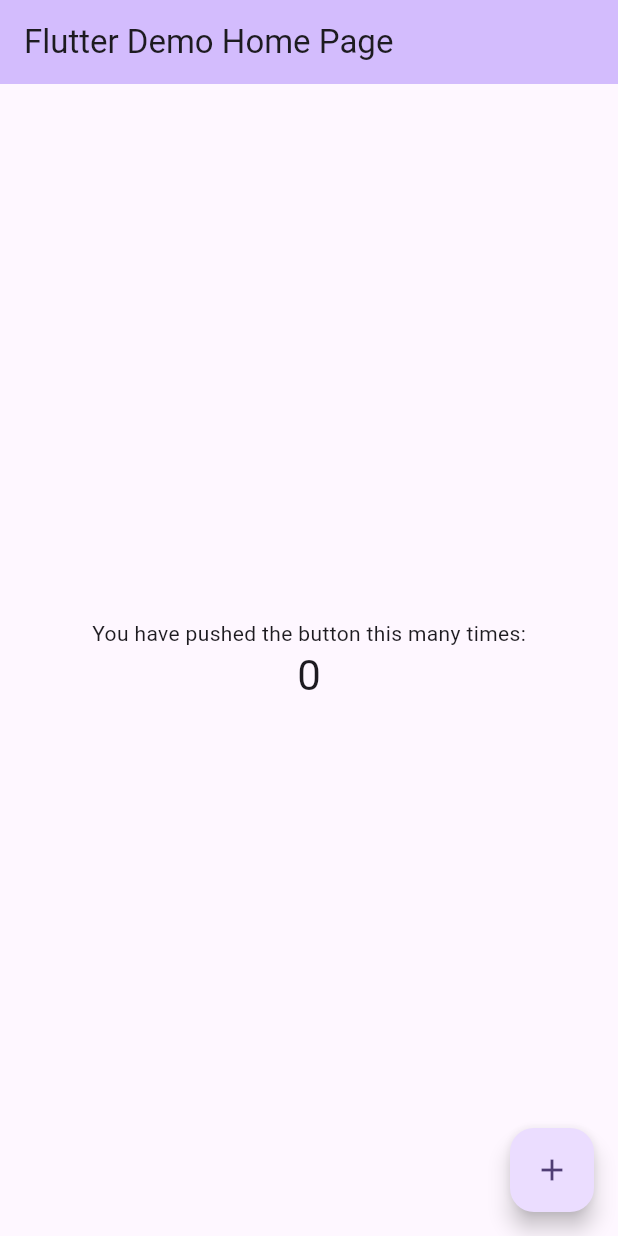
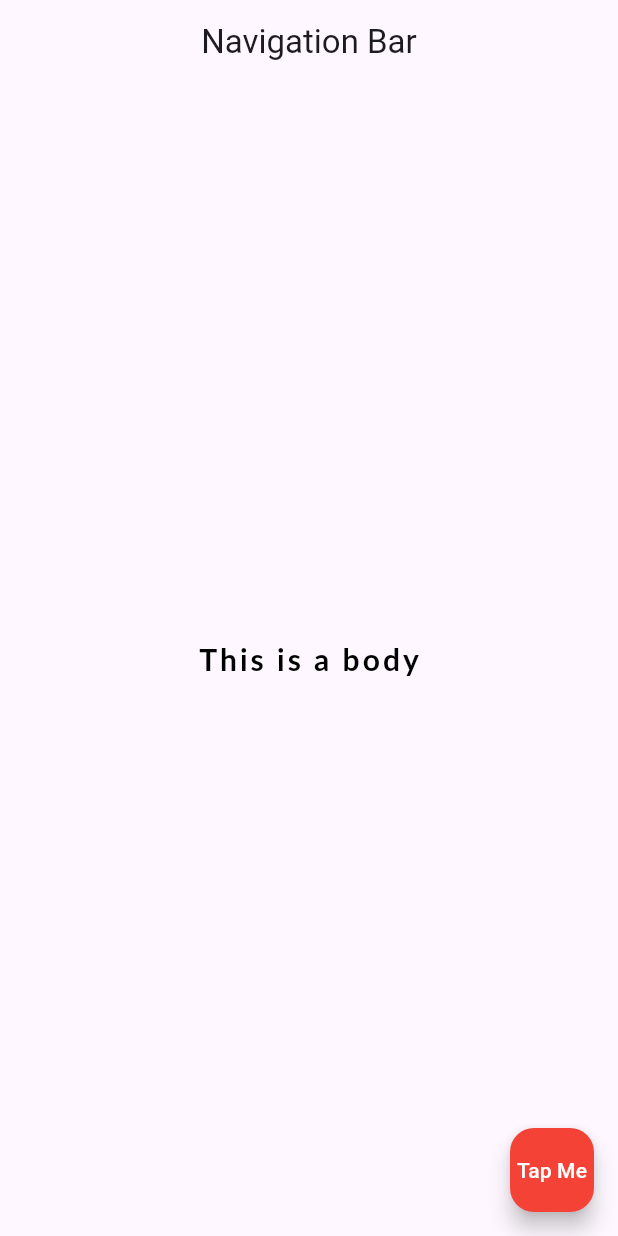
Before and after one commit to bilalbakhrom/flutter-zero-to-hero, a Flutter app: the screen it shows after launch, on a phone screen of 412 x 824 dp. Run offline on Flutter 3.47's test engine with Material 3 defaults, Android fonts, the phone set to English and light mode, and no system bars.

Commit message:
feat: create home widget

```diff
--- a/flutter_net_ninja/lib/main.dart
+++ b/flutter_net_ninja/lib/main.dart
@@ -1,125 +1,44 @@
+import 'package:flutter/foundation.dart';
 import 'package:flutter/material.dart';
 
-void main() {
-  runApp(const MyApp());
-}
+void main() => runApp(const MaterialApp(
+  home: Home(),
+));
 
-class MyApp extends StatelessWidget {
-  const MyApp({super.key});
-
-  // This widget is the root of your application.
-  @override
-  Widget build(BuildContext context) {
-    return MaterialApp(
-      title: 'Flutter Demo',
-      theme: ThemeData(
-        // This is the theme of your application.
-        //
-        // TRY THIS: Try running your application with "flutter run". You'll see
-        // the application has a purple toolbar. Then, without quitting the app,
-        // try changing the seedColor in the colorScheme below to Colors.green
-        // and then invoke "hot reload" (save your changes or press the "hot
-        // reload" button in a Flutter-supported IDE, or press "r" if you used
-        // the command line to start the app).
-        //
-        // Notice that the counter didn't reset back to zero; the application
-        // state is not lost during the reload. To reset the state, use hot
-        // restart instead.
-        //
-        // This works for code too, not just values: Most code changes can be
-        // tested with just a hot reload.
-        colorScheme: ColorScheme.fromSeed(seedColor: Colors.deepPurple),
-        useMaterial3: true,
-      ),
-      home: const MyHomePage(title: 'Flutter Demo Home Page'),
-    );
-  }
-}
-
-class MyHomePage extends StatefulWidget {
-  const MyHomePage({super.key, required this.title});
-
-  // This widget is the home page of your application. It is stateful, meaning
-  // that it has a State object (defined below) that contains fields that affect
-  // how it looks.
-
-  // This class is the configuration for the state. It holds the values (in this
-  // case the title) provided by the parent (in this case the App widget) and
-  // used by the build method of the State. Fields in a Widget subclass are
-  // always marked "final".
-
-  final String title;
-
-  @override
-  State<MyHomePage> createState() => _MyHomePageState();
-}
-
-class _MyHomePageState extends State<MyHomePage> {
-  int _counter = 0;
-
-  void _incrementCounter() {
-    setState(() {
-      // This call to setState tells the Flutter framework that something has
-      // changed in this State, which causes it to rerun the build method below
-      // so that the display can reflect the updated values. If we changed
-      // _counter without calling setState(), then the build method would not be
-      // called again, and so nothing would appear to happen.
-      _counter++;
-    });
-  }
+class Home extends StatelessWidget {
+  const Home({super.key});
 
   @override
   Widget build(BuildContext context) {
-    // This method is rerun every time setState is called, for instance as done
-    // by the _incrementCounter method above.
-    //
-    // The Flutter framework has been optimized to make rerunning build methods
-    // fast, so that you can just rebuild anything that needs updating rather
-    // than having to individually change instances of widgets.
     return Scaffold(
       appBar: AppBar(
-        // TRY THIS: Try changing the color here to a specific color (to
-        // Colors.amber, perhaps?) and trigger a hot reload to see the AppBar
-        // change color while the other colors stay the same.
-        backgroundColor: Theme.of(context).colorScheme.inversePrimary,
-        // Here we take the value from the MyHomePage object that was created by
-        // the App.build method, and use it to set our appbar title.
-        title: Text(widget.title),
+        title: const Text('Navigation Bar'),
+        centerTitle: true,
       ),
-      body: Center(
-        // Center is a layout widget. It takes a single child and positions it
-        // in the middle of the parent.
-        child: Column(
-          // Column is also a layout widget. It takes a list of children and
-          // arranges them vertically. By default, it sizes itself to fit its
-          // children horizontally, and tries to be as tall as its parent.
-          //
-          // Column has various properties to control how it sizes itself and
-          // how it positions its children. Here we use mainAxisAlignment to
-          // center the children vertically; the main axis here is the vertical
-          // axis because Columns are vertical (the cross axis would be
-          // horizontal).
-          //
-          // TRY THIS: Invoke "debug painting" (choose the "Toggle Debug Paint"
-          // action in the IDE, or press "p" in the console), to see the
-          // wireframe for each widget.
-          mainAxisAlignment: MainAxisAlignment.center,
-          children: <Widget>[
-            const Text(
-              'You have pushed the button this many times:',
-            ),
-            Text(
-              '$_counter',
-              style: Theme.of(context).textTheme.headlineMedium,
-            ),
-          ],
+      body: const Center(
+        child: Text(
+          'This is a body',
+          style: TextStyle(
+            fontSize: 20,
+            fontWeight: FontWeight.w700,
+            letterSpacing: 2.0,
+            color: Colors.black,
+            fontFamily: 'Lato',
+          ),
         ),
       ),
       floatingActionButton: FloatingActionButton(
-        onPressed: _incrementCounter,
-        tooltip: 'Increment',
-        child: const Icon(Icons.add),
-      ), // This trailing comma makes auto-formatting nicer for build methods.
+        onPressed: handleButtonClick,
+        backgroundColor: Colors.red,
+        foregroundColor: Colors.white,
+        child: const Text('Tap Me'),
+      ),
     );
   }
+
+  void handleButtonClick() {
+    if (kDebugMode) {
+      print('Done');
+    }
+  }
 }
```
Also changed, not shown: flutter_net_ninja/pubspec.yaml (+10 -0 lines), flutter_net_ninja/fonts/Lato-Black.ttf (added), flutter_net_ninja/fonts/Lato-Bold.ttf (added), flutter_net_ninja/fonts/Lato-Hairline.ttf (added), flutter_net_ninja/fonts/Lato-Heavy.ttf (added), flutter_net_ninja/fonts/Lato-Italic.ttf (added), flutter_net_ninja/fonts/Lato-Light.ttf (added), flutter_net_ninja/fonts/Lato-Medium.ttf (added), flutter_net_ninja/fonts/Lato-Regular.ttf (added), flutter_net_ninja/fonts/Lato-Semibold.ttf (added), flutter_net_ninja/fonts/Lato-Thin.ttf (added), 1 other file.
